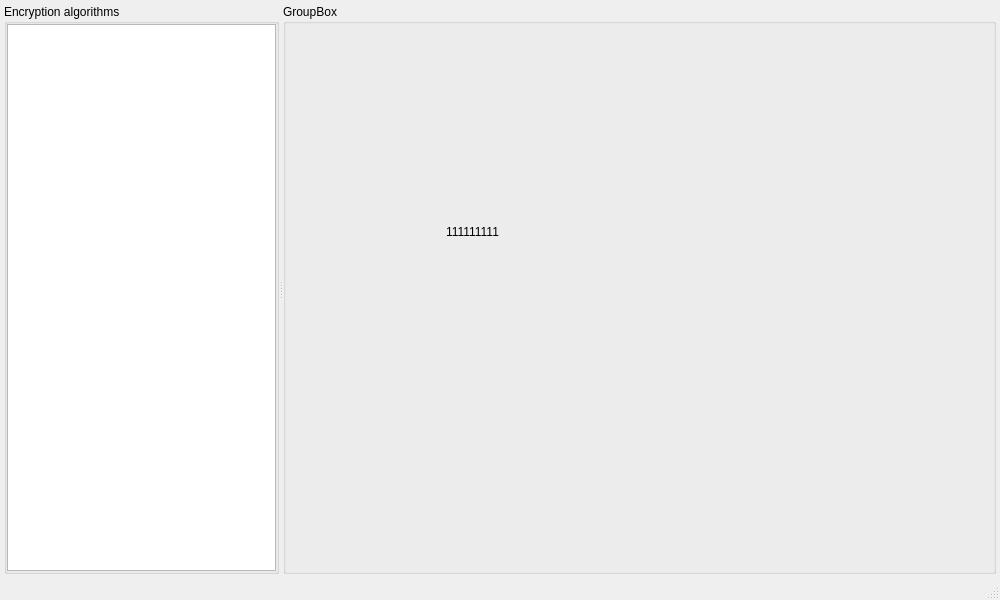
Before: the Qt Designer form ui/mainwindow.ui in vasilypht/crypto-methods, drawn with Qt 5.
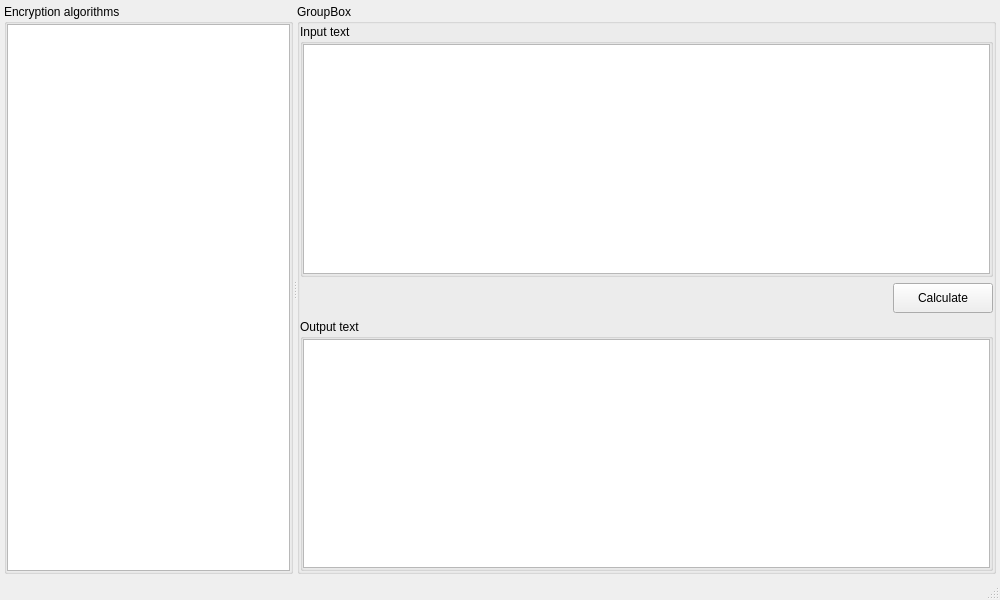
After: the same form once the commit is applied. The open tabs and pages were chosen to show the change.

Diff of the .ui file:
```diff
--- a/ui/mainwindow.ui
+++ b/ui/mainwindow.ui
@@ -134,7 +134,7 @@
              <widget class="QLabel" name="label_page_0">
               <property name="font">
                <font>
-                <family>Source Sans Pro</family>
+                <family>.AppleSystemUIFont</family>
                 <pointsize>44</pointsize>
                 <bold>false</bold>
                </font>
@@ -151,7 +151,7 @@
              <widget class="QLabel" name="label_3">
               <property name="font">
                <font>
-                <family>Source Sans Pro</family>
+                <family>.AppleSystemUIFont</family>
                 <pointsize>20</pointsize>
                </font>
               </property>
@@ -180,7 +180,7 @@
              <widget class="QLabel" name="label_4">
               <property name="font">
                <font>
-                <family>Source Sans Pro</family>
+                <family>.AppleSystemUIFont</family>
                </font>
               </property>
               <property name="text">
@@ -194,19 +194,123 @@
            </layout>
           </widget>
           <widget class="QWidget" name="page_1">
-           <widget class="QLabel" name="label">
-            <property name="geometry">
-             <rect>
-              <x>160</x>
-              <y>200</y>
-              <width>58</width>
-              <height>16</height>
-             </rect>
+           <layout class="QVBoxLayout" name="verticalLayout_5">
+            <property name="spacing">
+             <number>-1</number>
             </property>
-            <property name="text">
-             <string>111111111</string>
+            <property name="leftMargin">
+             <number>0</number>
             </property>
-           </widget>
+            <property name="topMargin">
+             <number>0</number>
+            </property>
+            <property name="rightMargin">
+             <number>0</number>
+            </property>
+            <property name="bottomMargin">
+             <number>0</number>
+            </property>
+            <item>
+             <widget class="QGroupBox" name="groupBox">
+              <property name="title">
+               <string>Input text</string>
+              </property>
+              <layout class="QVBoxLayout" name="verticalLayout_7">
+               <property name="spacing">
+                <number>0</number>
+               </property>
+               <property name="leftMargin">
+                <number>0</number>
+               </property>
+               <property name="topMargin">
+                <number>0</number>
+               </property>
+               <property name="rightMargin">
+                <number>0</number>
+               </property>
+               <property name="bottomMargin">
+                <number>0</number>
+               </property>
+               <item>
+                <widget class="QTextEdit" name="textEdit"/>
+               </item>
+              </layout>
+             </widget>
+            </item>
+            <item>
+             <layout class="QHBoxLayout" name="horizontalLayout">
+              <property name="spacing">
+               <number>0</number>
+              </property>
+              <item>
+               <spacer name="horizontalSpacer">
+                <property name="orientation">
+                 <enum>Qt::Horizontal</enum>
+                </property>
+                <property name="sizeType">
+                 <enum>QSizePolicy::Expanding</enum>
+                </property>
+                <property name="sizeHint" stdset="0">
+                 <size>
+                  <width>40</width>
+                  <height>0</height>
+                 </size>
+                </property>
+               </spacer>
+              </item>
+              <item>
+               <widget class="QPushButton" name="pushButton">
+                <property name="sizePolicy">
+                 <sizepolicy hsizetype="Fixed" vsizetype="Fixed">
+                  <horstretch>0</horstretch>
+                  <verstretch>0</verstretch>
+                 </sizepolicy>
+                </property>
+                <property name="minimumSize">
+                 <size>
+                  <width>100</width>
+                  <height>30</height>
+                 </size>
+                </property>
+                <property name="text">
+                 <string>Calculate</string>
+                </property>
+               </widget>
+              </item>
+             </layout>
+            </item>
+            <item>
+             <widget class="QGroupBox" name="groupBox_2">
+              <property name="title">
+               <string>Output text</string>
+              </property>
+              <layout class="QVBoxLayout" name="verticalLayout_6">
+               <property name="spacing">
+                <number>0</number>
+               </property>
+               <property name="leftMargin">
+                <number>0</number>
+               </property>
+               <property name="topMargin">
+                <number>0</number>
+               </property>
+               <property name="rightMargin">
+                <number>0</number>
+               </property>
+               <property name="bottomMargin">
+                <number>0</number>
+               </property>
+               <item>
+                <widget class="QTextEdit" name="textEdit_2">
+                 <property name="readOnly">
+                  <bool>true</bool>
+                 </property>
+                </widget>
+               </item>
+              </layout>
+             </widget>
+            </item>
+           </layout>
           </widget>
           <widget class="QWidget" name="page_2">
            <widget class="QLabel" name="label_2">
```
